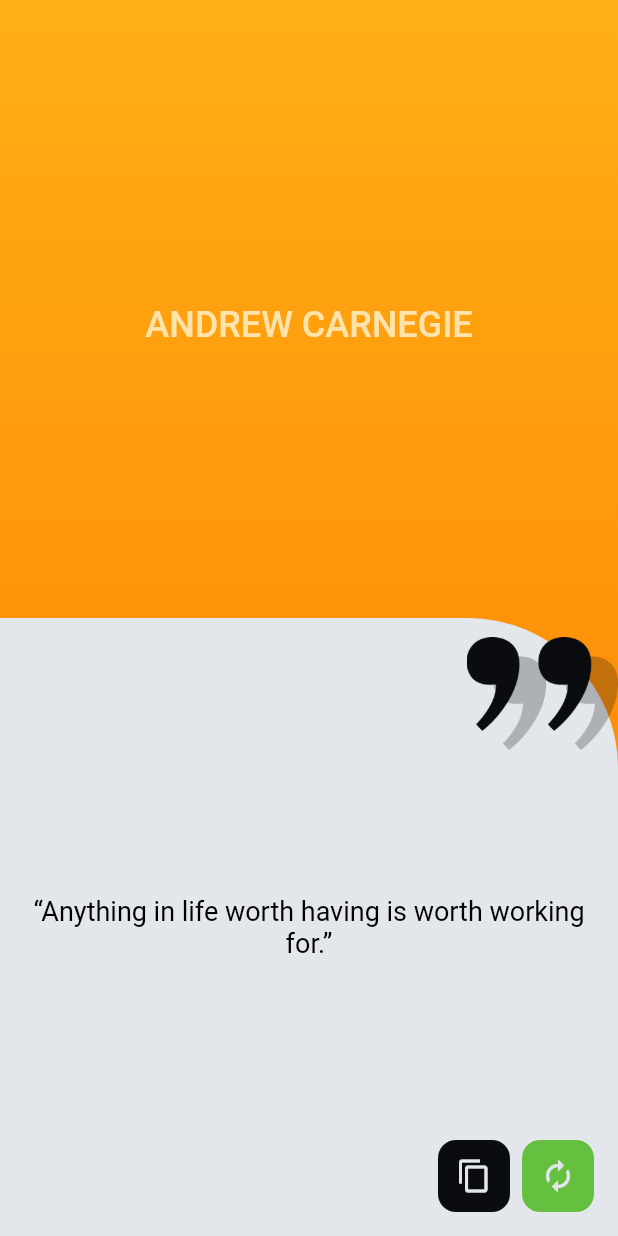
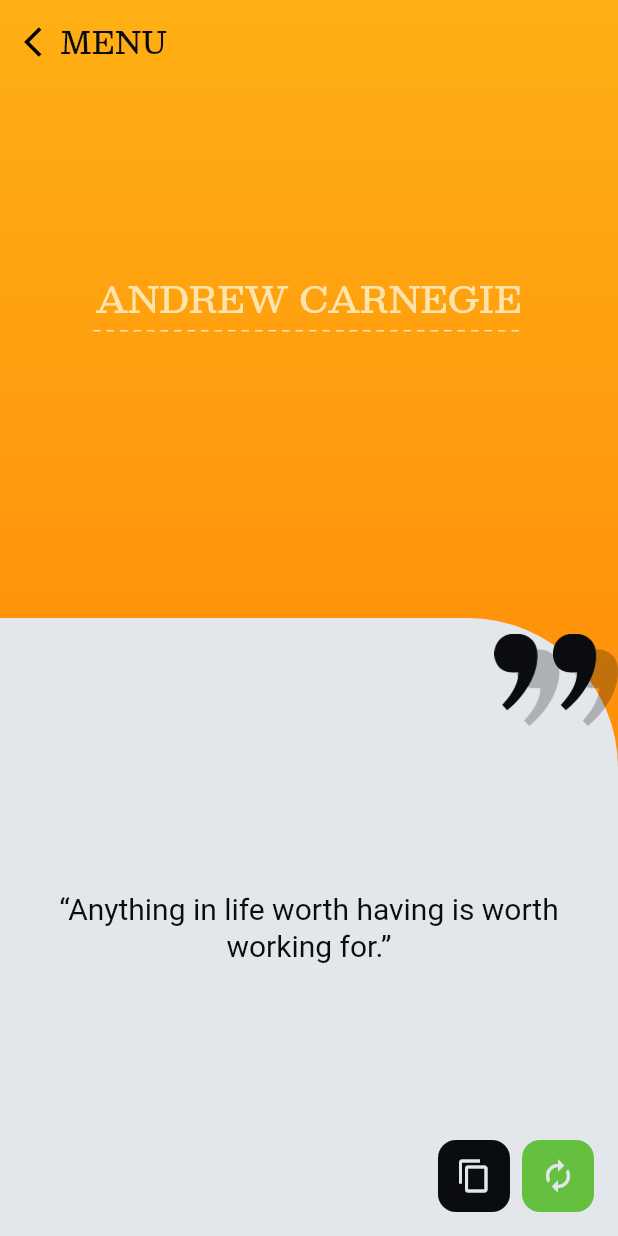
Before and after one commit to KatayR/daily_quotes, a Flutter app: the QuotePage screen opened by its route, on a phone screen of 412 x 824 dp. Run offline on Flutter 3.47's test engine with Material 2 defaults, Android fonts, the light colour scheme and no system bars; drawn by our look-alikes of dotted_border; our stand-ins replace flutter_svg, shared_preferences; accounts and stored records are empty; Roboto replaces fonts that are missing (Helvetica Neue).

Commit message:
Quote page finished, really

```diff
--- a/lib/constants/quotes.dart
+++ b/lib/constants/quotes.dart
@@ -61,7 +61,7 @@ const List<String> quotes = [
   "“If you don’t quit, and don’t cheat, and don’t run home when trouble arrives, you can only win.” — Shelley Long",
   "“Put your heart, mind, intellect, and soul even to your smallest acts. This is the secret of success.” — Swami Sivananda",
   "“The person who makes a success of living is the one who sees his goal steadily and aims for it unswervingly. That is dedication.” — Cecil B. DeMille",
-  "“One only gets to the top rung on the ladder by steadily climbing up one at a time, and suddenly, all sorts of powers, all sorts of abilities which you thought never belonged to you — suddenly become within your own possibility and you think, ‘Well, I’ll have a go, too.’” — Margaret Thatcher",
+  "“One only gets to the top rung on the ladder by steadily climbing up one at a time, and suddenly, all sorts of powers, all sorts of abilities which you thought never belonged to you - suddenly become within your own possibility and you think, ‘Well, I’ll have a go, too.’” — Margaret Thatcher",
   "“It is in the small decisions you and I make every day that create our destiny.” — Anthony Robbins",
   "“Deliver more than you are getting paid to do. The victory of success will be half won when you learn the secret of putting out more than is expected in all that you do. Make yourself so valuable in your work that eventually you will become indispensable. Exercise your privilege to go the extra mile, and enjoy all the rewards you receive.” — Og Mandino",
   "“Life is not easy for any of us, but what of that? We must have perseverance and above all confidence in ourselves.” — Marie Curie",
@@ -187,7 +187,7 @@ const List<String> quotes = [
   "“Striving for success without hard work is like trying to harvest where you haven’t planted.” — David Bly",
   "“As long as you are going to be thinking anyway, think big.” — Donald Trump",
   "“Success is the sum of small efforts repeated day in and day out.” — Robert Collier",
-  "“No man is ever whipped until he quits — in his own mind.” — Napoleon Hill",
+  "“No man is ever whipped until he quits - in his own mind.” — Napoleon Hill",
   "“Success is 20% skills and 80% strategy. You might know how to read, but more importantly, what’s your plan to read?” — Jim Rohn",
   "“Be who you are and say what you feel, because those who mind don’t matter and those who matter don’t mind.” — Dr. Suess",
   "“People rarely succeed unless they have fun in what they are doing.” — Dale Carnegie",
@@ -208,8 +208,7 @@ const List<String> quotes = [
   "“Success… it’s what you do with what you’ve got.” — Leroy Van Dyke",
   "“Behind every successful man there’s a lot of unsuccessful years.” — Bob Brown",
   "“The pessimist sees difficulty in every opportunity. The optimist sees opportunity in every difficulty.” — Winston Churchill",
-  "“Every evening, write down the six most important things that you must do the next day. Then while you sleep your subconscious will work on the best ways for you to accomplish them. Your next day will go much more smoothly.” — Tom",
-  "Hopkins",
+  "“Every evening, write down the six most important things that you must do the next day. Then while you sleep your subconscious will work on the best ways for you to accomplish them. Your next day will go much more smoothly.” — Tom Hopkins",
   "“Never turn down a job because you think it’s too small, you don’t know where it can lead.” — Julia Morgan",
   "“The test of a successful person is not an ability to eliminate all problems before they arise, but to meet and work out difficulties when they do arise. We must be willing to make an intelligent compromise with perfection lest we wait forever before taking action. It’s still good advice to cross bridges as we come to them.” — David Schwartz",
   "“For it matters not how small the beginning may seem to be. What is once well done, is well done forever.” — Henry David Thoreau",
--- a/lib/pages/quote_page.dart
+++ b/lib/pages/quote_page.dart
@@ -1,5 +1,5 @@
 import 'dart:math';
-
+import 'package:dotted_border/dotted_border.dart';
 import 'package:flutter/material.dart';
 import 'package:daily_quotes/constants/quotes.dart';
 import 'package:daily_quotes/helper/prefs_helper.dart';
@@ -38,8 +38,30 @@ class _QuotePageState extends State<QuotePage> {
   @override
   Widget build(BuildContext context) {
     return Scaffold(
-      body: SafeArea(
-        child: Stack(
+      extendBodyBehindAppBar: true,
+      appBar: AppBar(
+        elevation: 0,
+        backgroundColor: Colors.transparent,
+        automaticallyImplyLeading: false,
+        title: GestureDetector(
+          onTap: () => Navigator.pop(context),
+          child: const Row(
+            children: [
+              Icon(Icons.arrow_back_ios, color: Colors.black),
+              Text(
+                'MENU',
+                style: TextStyle(
+                  color: Color(0xFF0B0C0F),
+                  fontSize: 20,
+                  fontFamily: 'Besley',
+                  fontWeight: FontWeight.w500,
+                ),
+              )
+            ],
+          ),
+        ),
+      ),
+      body: Stack(
         children: [
           // author container
           Container(
@@ -59,17 +81,25 @@ class _QuotePageState extends State<QuotePage> {
                 child: LayoutBuilder(
                   // code for centering author name vertically, between
                   // top of the screen and bottom containers
-                    builder:
-                        (BuildContext context, BoxConstraints constraints) {
+                  builder: (BuildContext context, BoxConstraints constraints) {
                     double totalHeight = constraints.maxHeight;
                     double bottomContainerHeight = totalHeight * 0.5;
                     double remainingHeight =
                         totalHeight - bottomContainerHeight;
 
                     return Padding(
-                        padding: EdgeInsets.only(top: remainingHeight / 3),
+                      padding: EdgeInsets.only(top: remainingHeight / 4),
                       child: Align(
                         alignment: Alignment.topCenter,
+                        child: DottedBorder(
+                          customPath: (size) {
+                            return Path()
+                              ..moveTo(0, size.height)
+                              ..lineTo(size.width, size.height);
+                          },
+                          dashPattern: const [5, 4],
+                          strokeWidth: 1,
+                          color: const Color(0xFFFFE3AC),
                           child: Text(
                             currentAuthor.toUpperCase(),
                             style: const TextStyle(
@@ -77,6 +107,7 @@ class _QuotePageState extends State<QuotePage> {
                               fontSize: 24,
                               fontFamily: 'Besley',
                               fontWeight: FontWeight.w500,
+                            ),
                           ),
                         ),
                       ),
@@ -98,7 +129,7 @@ class _QuotePageState extends State<QuotePage> {
                     final double containerWidth = constraints.maxWidth;
                     final double logoArea = containerHeight *
                         containerWidth *
-                          0.03; // 3% of container area
+                        0.02; // 2% of container area
                     final double logoSideLength = sqrt(logoArea);
 
                     return Stack(
@@ -117,16 +148,17 @@ class _QuotePageState extends State<QuotePage> {
                           ),
                           child: Center(
                             child: Padding(
-                                padding: const EdgeInsets.symmetric(
-                                    horizontal: 18.0),
+                              padding:
+                                  const EdgeInsets.symmetric(horizontal: 18.0),
                               child: Text(
                                 currentQuote,
                                 textAlign: TextAlign.center,
                                 style: const TextStyle(
-                                    color: Colors.black,
-                                    fontSize: 18,
-                                    fontFamily: 'Besley',
+                                  color: Color(0xFF0B0C0F),
+                                  fontSize: 20,
+                                  fontFamily: 'Helvetica Neue',
                                   fontWeight: FontWeight.w400,
+                                  height: 1.25,
                                 ),
                               ),
                             ),
@@ -215,7 +247,6 @@ class _QuotePageState extends State<QuotePage> {
           ),
         ],
       ),
-      ),
     );
   }
 }
```
Also changed, not shown: pubspec.yaml (+5 -9 lines), assets/fonts/Besley.ttf (added), pubspec.lock. Lines whose indentation alone changed are shown as unchanged.
